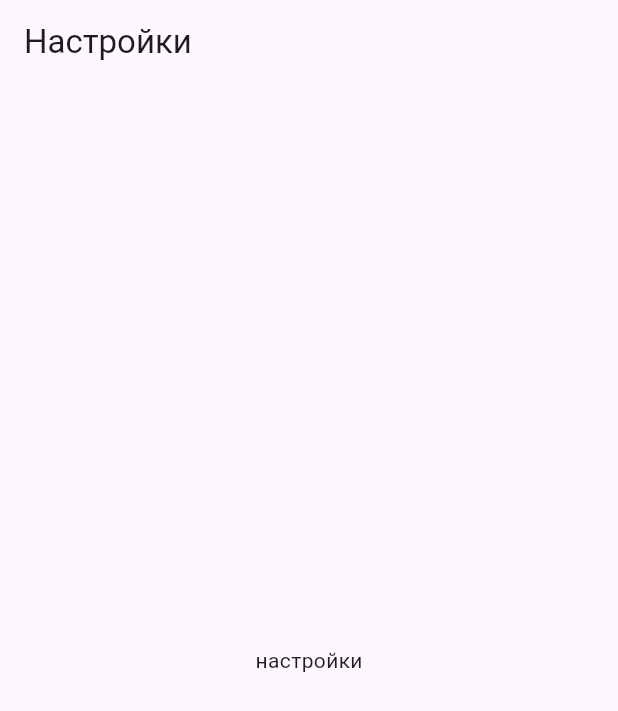
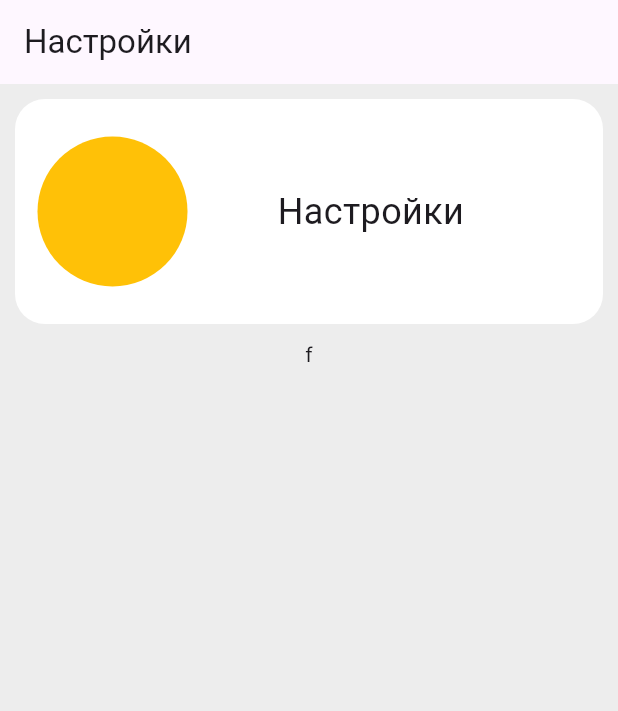
Before and after one commit to Laver33/flutter_plant_pedia, a Flutter app: the SettingsScreen screen opened by its route, on a phone screen of 412 x 824 dp. Shown: the top 711 px of the screen. Run offline on Flutter 3.47's test engine with Material 3 defaults, Android fonts, the phone set to English and light mode, and no system bars; our stand-ins replace go_router, google_fonts, stylish_bottom_bar.

Commit message:
settings v2

```diff
--- a/lib/pages/sections/SettingsScreen.dart
+++ b/lib/pages/sections/SettingsScreen.dart
@@ -1,4 +1,5 @@
 import 'package:flutter/material.dart';
+import 'package:google_fonts/google_fonts.dart';
 import 'package:my_first_app/Style/String.dart';
 
 class SettingsScreen extends StatefulWidget {
@@ -9,16 +10,67 @@ class SettingsScreen extends StatefulWidget {
 }
 
 class _SettingsScreenState extends State<SettingsScreen> {
+
+
+
   @override
   Widget build(BuildContext context) {
+    final screenWidth = MediaQuery.of(context).size.width;
+    // final screenHeight = MediaQuery.of(context).size.height;
+
     return Scaffold(
       appBar: AppBar(
         title: Text(RuStrings.sectionsTitles[3]),
       ),
+      backgroundColor: const Color.fromARGB(255, 237, 237, 237),
       body: SafeArea(
-        child: Center(
-          child: Text('настройки'),
-        ),
+        child: Column(
+          children: [
+
+            Padding(padding: EdgeInsetsGeometry.all(10),
+            child: Container(
+              width: screenWidth,
+              height: 150,
+              decoration: BoxDecoration(
+                color: Colors.white,
+                borderRadius: BorderRadius.circular(20)
+              ),
+              child: Row(
+                children: [
+                  Padding(
+                    padding: const EdgeInsets.only(
+                      left: 15),
+                    child: Container(
+                      width: 100,
+                      height: 100,
+                      decoration: BoxDecoration(
+                        shape: BoxShape.circle,
+                        color: Colors.amber
+                      ),
+                    ),
+                  ),
+
+
+
+                  Padding(
+                    padding: const EdgeInsets.only(
+                      left: 60),
+                    child: Text('Настройки', style: GoogleFonts.poppins(
+                      fontSize: 24
+                    ),)
+                    ),
+                ],
+              ),
+            ),
+            ),
+
+            Text(
+              'f'
+            )
+
+
+          ],
+        )
       )
     );
   }
```
